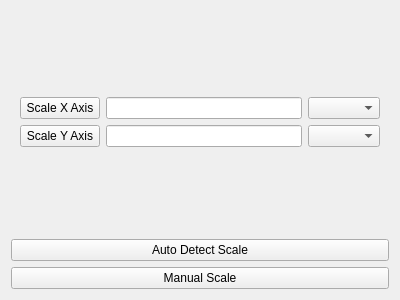
Qt form scalingtool.ui (Tokyo-MQP-2024/IgniteCV) before a commit.
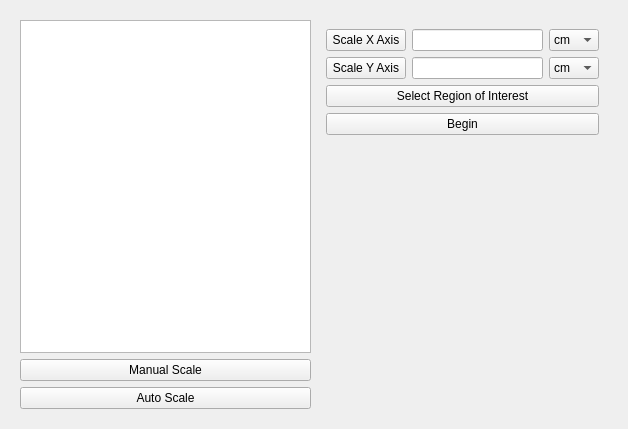
The same form after that commit.

What changed in the file:
```diff
--- a/scalingtool.ui
+++ b/scalingtool.ui
@@ -6,83 +6,173 @@
    <rect>
     <x>0</x>
     <y>0</y>
-    <width>400</width>
-    <height>300</height>
+    <width>628</width>
+    <height>429</height>
    </rect>
   </property>
   <property name="windowTitle">
    <string>Form</string>
   </property>
   <layout class="QGridLayout" name="gridLayout_2">
-   <item row="2" column="0">
-    <widget class="QPushButton" name="manualButton">
-     <property name="text">
-      <string>Manual Scale</string>
-     </property>
-    </widget>
-   </item>
    <item row="1" column="0">
-    <widget class="QPushButton" name="AutoDetectButton">
-     <property name="text">
-      <string>Auto Detect Scale</string>
-     </property>
-    </widget>
-   </item>
-   <item row="0" column="0">
     <widget class="QStackedWidget" name="stackedWidget">
      <widget class="QWidget" name="ManualScale">
       <layout class="QGridLayout" name="gridLayout">
+       <item row="0" column="0">
+        <widget class="QGraphicsView" name="graphicsView_2"/>
+       </item>
+       <item row="0" column="1">
+        <widget class="QStackedWidget" name="EditPanel">
+         <widget class="QWidget" name="page">
+          <layout class="QGridLayout" name="gridLayout_7">
+           <item row="1" column="1">
+            <widget class="QLineEdit" name="ScaleYEdit"/>
+           </item>
+           <item row="1" column="0">
+            <widget class="QPushButton" name="scaleYButton">
+             <property name="text">
+              <string>Scale Y Axis</string>
+             </property>
+            </widget>
+           </item>
+           <item row="0" column="2">
+            <widget class="QComboBox" name="xComboBox">
+             <item>
+              <property name="text">
+               <string>cm</string>
+              </property>
+             </item>
+             <item>
+              <property name="text">
+               <string>mm</string>
+              </property>
+             </item>
+             <item>
+              <property name="text">
+               <string>in</string>
+              </property>
+             </item>
+            </widget>
+           </item>
+           <item row="0" column="0">
+            <widget class="QPushButton" name="pushButton">
+             <property name="text">
+              <string>Scale X Axis</string>
+             </property>
+            </widget>
+           </item>
+           <item row="1" column="2">
+            <widget class="QComboBox" name="yComboBox">
+             <item>
+              <property name="text">
+               <string>cm</string>
+              </property>
+             </item>
+             <item>
+              <property name="text">
+               <string>mm</string>
+              </property>
+             </item>
+             <item>
+              <property name="text">
+               <string>in</string>
+              </property>
+             </item>
+            </widget>
+           </item>
+           <item row="5" column="0">
+            <spacer name="verticalSpacer">
+             <property name="orientation">
+              <enum>Qt::Orientation::Vertical</enum>
+             </property>
+             <property name="sizeHint" stdset="0">
+              <size>
+               <width>20</width>
+               <height>40</height>
+              </size>
+             </property>
+            </spacer>
+           </item>
+           <item row="0" column="1">
+            <widget class="QLineEdit" name="ScaleXEdit"/>
+           </item>
+           <item row="3" column="0" colspan="3">
+            <widget class="QPushButton" name="ROIButton">
+             <property name="text">
+              <string>Select Region of Interest</string>
+             </property>
+            </widget>
+           </item>
+           <item row="4" column="0" colspan="3">
+            <widget class="QPushButton" name="BeginButton">
+             <property name="text">
+              <string>Begin</string>
+             </property>
+            </widget>
+           </item>
+          </layout>
+         </widget>
+         <widget class="QWidget" name="page_3">
+          <layout class="QGridLayout" name="gridLayout_6">
+           <item row="0" column="0">
+            <widget class="QPushButton" name="pushButton_7">
+             <property name="text">
+              <string>Auto Scale</string>
+             </property>
+            </widget>
+           </item>
+          </layout>
+         </widget>
+        </widget>
+       </item>
        <item row="1" column="0">
-        <widget class="QPushButton" name="pushButton">
+        <widget class="QPushButton" name="manualButton2">
          <property name="text">
-          <string>Scale X Axis</string>
+          <string>Manual Scale</string>
          </property>
         </widget>
        </item>
-       <item row="3" column="0">
-        <spacer name="verticalSpacer_2">
-         <property name="orientation">
-          <enum>Qt::Orientation::Vertical</enum>
-         </property>
-         <property name="sizeHint" stdset="0">
-          <size>
-           <width>20</width>
-           <height>40</height>
-          </size>
-         </property>
-        </spacer>
-       </item>
        <item row="2" column="0">
         <widget class="QPushButton" name="pushButton_2">
          <property name="text">
-          <string>Scale Y Axis</string>
+          <string>Auto Scale</string>
          </property>
         </widget>
        </item>
-       <item row="0" column="0">
-        <spacer name="verticalSpacer">
-         <property name="orientation">
-          <enum>Qt::Orientation::Vertical</enum>
-         </property>
-         <property name="sizeHint" stdset="0">
-          <size>
-           <width>20</width>
-           <height>40</height>
-          </size>
-         </property>
-        </spacer>
-       </item>
-       <item row="2" column="1">
-        <widget class="QLineEdit" name="lineEdit_2"/>
-       </item>
+      </layout>
+     </widget>
+     <widget class="QWidget" name="ProcessingTools">
+      <layout class="QGridLayout" name="gridLayout_4">
        <item row="1" column="1">
-        <widget class="QLineEdit" name="lineEdit"/>
+        <widget class="QPushButton" name="AreaButton">
+         <property name="text">
+          <string>Burned Area</string>
+         </property>
+        </widget>
        </item>
-       <item row="1" column="2">
-        <widget class="QComboBox" name="comboBox"/>
+       <item row="1" column="0">
+        <widget class="QPushButton" name="SpeedButton">
+         <property name="text">
+          <string>Speed Tracking</string>
+         </property>
+        </widget>
        </item>
-       <item row="2" column="2">
-        <widget class="QComboBox" name="comboBox_2"/>
+       <item row="0" column="0" colspan="2">
+        <widget class="QGraphicsView" name="graphicsView"/>
+       </item>
+       <item row="2" column="0">
+        <widget class="QPushButton" name="pushButton_5">
+         <property name="text">
+          <string>PushButton</string>
+         </property>
+        </widget>
+       </item>
+       <item row="2" column="1">
+        <widget class="QPushButton" name="pushButton_6">
+         <property name="text">
+          <string>PushButton</string>
+         </property>
+        </widget>
        </item>
       </layout>
      </widget>
@@ -97,7 +187,24 @@
        </item>
       </layout>
      </widget>
-     <widget class="QWidget" name="page_3"/>
+     <widget class="QWidget" name="ScaleTools">
+      <layout class="QGridLayout" name="gridLayout_5">
+       <item row="0" column="0">
+        <widget class="QPushButton" name="AutoDetectButton">
+         <property name="text">
+          <string>Auto Detect Scale</string>
+         </property>
+        </widget>
+       </item>
+       <item row="0" column="1">
+        <widget class="QPushButton" name="manualButton">
+         <property name="text">
+          <string>Manual Scale</string>
+         </property>
+        </widget>
+       </item>
+      </layout>
+     </widget>
     </widget>
    </item>
   </layout>
```
Left out of the diff: 2 changed lines with no effect on the pictures.
